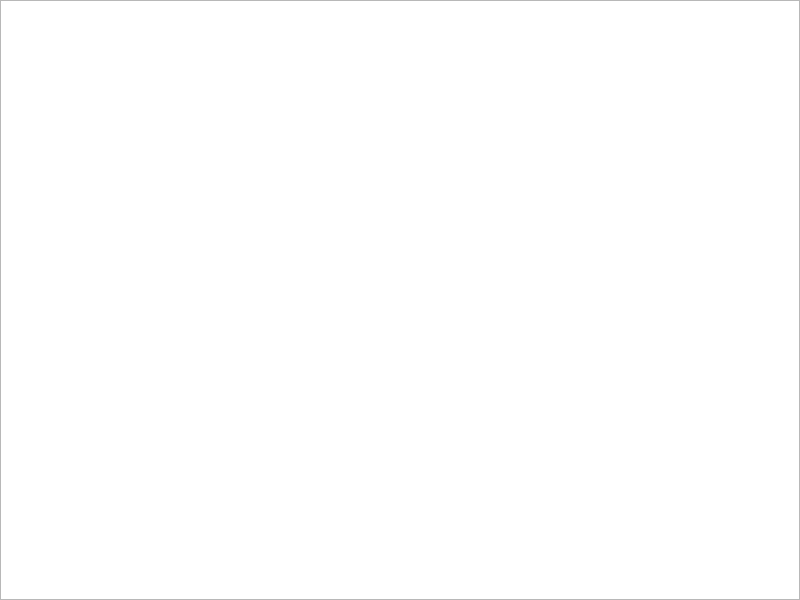
This is MainWindow.ui in olejik-web/TriangleStructures as Qt 5 draws it before an edit. The edited form follows.
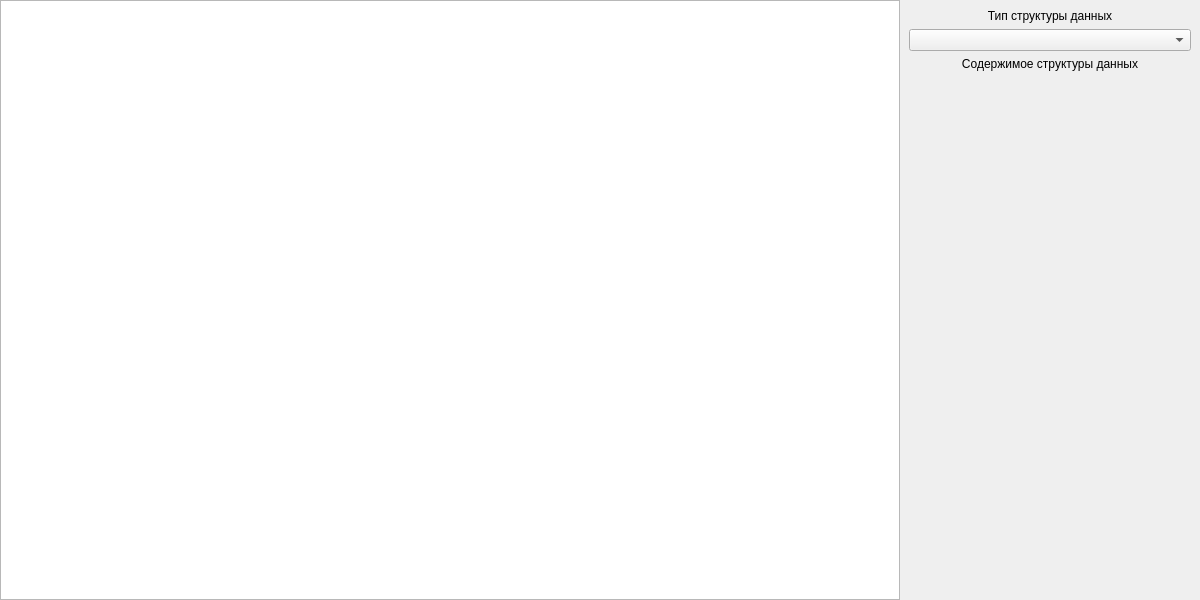
This is the edited form.

What changed in the file:
```diff
--- a/MainWindow.ui
+++ b/MainWindow.ui
@@ -6,19 +6,19 @@
    <rect>
     <x>0</x>
     <y>0</y>
-    <width>800</width>
+    <width>1200</width>
     <height>600</height>
    </rect>
   </property>
   <property name="minimumSize">
    <size>
-    <width>800</width>
+    <width>1200</width>
     <height>600</height>
    </size>
   </property>
   <property name="maximumSize">
    <size>
-    <width>800</width>
+    <width>1200</width>
     <height>600</height>
    </size>
   </property>
@@ -46,14 +46,62 @@
      <number>0</number>
     </property>
     <item row="0" column="0">
-     <widget class="QGraphicsView" name="graphicsView">
-      <property name="enabled">
-       <bool>true</bool>
+     <layout class="QHBoxLayout" name="horizontalLayout" stretch="3,1">
+      <property name="spacing">
+       <number>0</number>
       </property>
-      <property name="renderHints">
-       <set>QPainter::Antialiasing|QPainter::TextAntialiasing</set>
-      </property>
-     </widget>
+      <item>
+       <widget class="QGraphicsView" name="graphicsView">
+        <property name="renderHints">
+         <set>QPainter::Antialiasing|QPainter::TextAntialiasing</set>
+        </property>
+       </widget>
+      </item>
+      <item>
+       <widget class="QWidget" name="widget" native="true">
+        <layout class="QVBoxLayout" name="verticalLayout" stretch="1,1,1,100">
+         <item>
+          <widget class="QLabel" name="structureTypeLabel">
+           <property name="text">
+            <string>Тип структуры данных</string>
+           </property>
+           <property name="alignment">
+            <set>Qt::AlignCenter</set>
+           </property>
+          </widget>
+         </item>
+         <item>
+          <widget class="QComboBox" name="structureTypeComboBox"/>
+         </item>
+         <item>
+          <widget class="QLabel" name="structureContentLabel">
+           <property name="text">
+            <string>Содержимое структуры данных</string>
+           </property>
+           <property name="alignment">
+            <set>Qt::AlignCenter</set>
+           </property>
+          </widget>
+         </item>
+         <item>
+          <widget class="QLabel" name="structureContent">
+           <property name="font">
+            <font>
+             <pointsize>13</pointsize>
+            </font>
+           </property>
+           <property name="text">
+            <string/>
+           </property>
+           <property name="alignment">
+            <set>Qt::AlignLeading|Qt::AlignLeft|Qt::AlignTop</set>
+           </property>
+          </widget>
+         </item>
+        </layout>
+       </widget>
+      </item>
+     </layout>
     </item>
    </layout>
   </widget>
```
